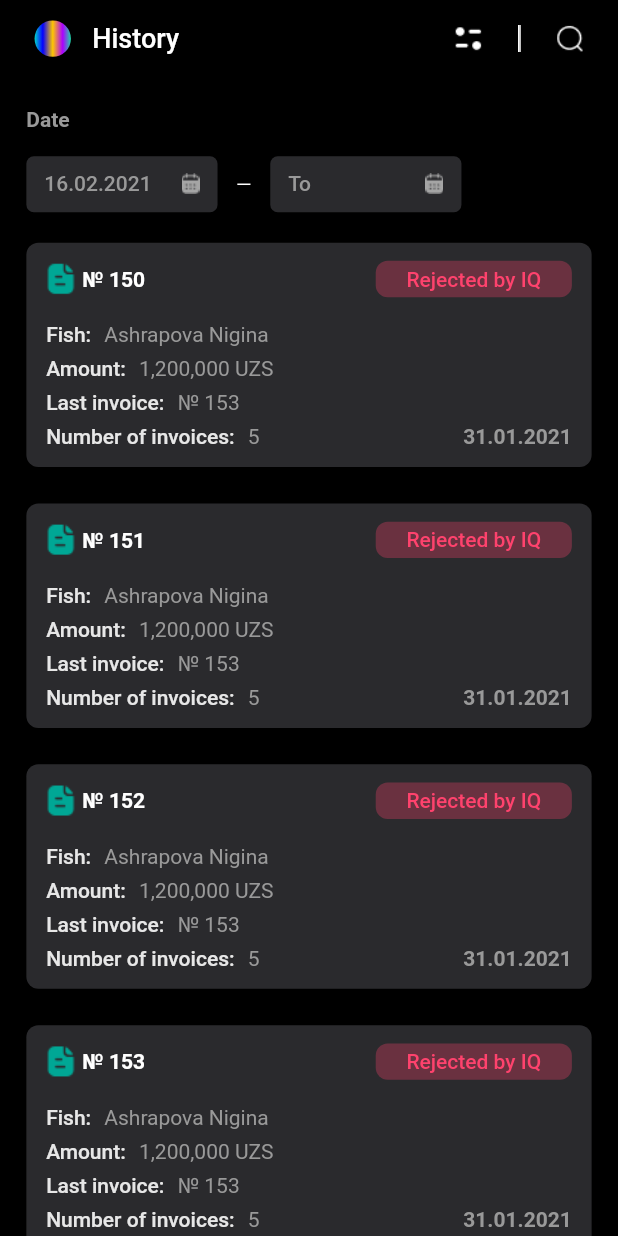
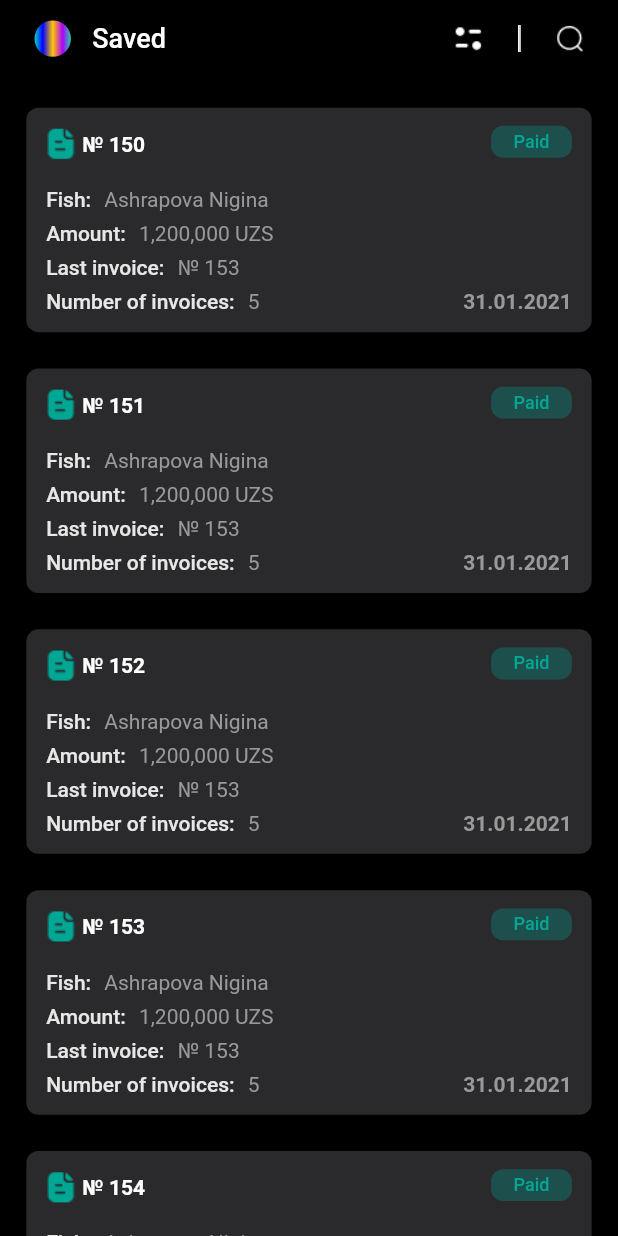
Before and after one commit to Yusuf-bek/IBilling, a Flutter app: the screen it shows after launch, on a phone screen of 412 x 824 dp. Run offline on Flutter 3.47's test engine with Material 2 defaults, Android fonts, the phone set to English and light mode, and no system bars; missing offline and left inert: calendar_agenda.

Commit message:
saved page is ready

```diff
--- a/lib/main.dart
+++ b/lib/main.dart
@@ -16,7 +16,7 @@ class IBilling extends StatelessWidget {
     return MaterialApp(
       debugShowCheckedModeBanner: false,
       theme: ThemeData.dark(),
-      initialRoute: "/history",
+      initialRoute: "/saved",
       onGenerateRoute: route.generateRoute,
     );
   }
--- a/lib/src/screens/history/history_page.dart
+++ b/lib/src/screens/history/history_page.dart
@@ -74,6 +74,7 @@ class HistoryPage extends StatelessWidget {
                       ),
                     ),
             ),
+
           ],
         ),
       ),
--- a/lib/src/screens/saved/saved_page.dart
+++ b/lib/src/screens/saved/saved_page.dart
@@ -1,10 +1,58 @@
 import 'package:flutter/material.dart';
+import 'package:ibilling/core/components/size_config/size_config.dart';
+import 'package:ibilling/core/widgets/contract_status_widget.dart';
+import 'package:ibilling/core/widgets/contract_widget.dart';
+import 'package:ibilling/core/widgets/general_app_bar.dart';
 
 class SavedPage extends StatelessWidget {
-  const SavedPage({Key? key}) : super(key: key);
+  bool hasDataSimulation = true;
+  SavedPage({Key? key}) : super(key: key);
 
   @override
   Widget build(BuildContext context) {
-    return Container();
+    SizeConfig().init(context);
+    return Scaffold(
+      backgroundColor: Colors.black,
+      body: SafeArea(
+        child: Column(
+          children: [
+            // App bar
+            GeneralAppBar(title: "Saved"),
+            // To divide like UI
+            SizedBox(
+              height: getHeight(8),
+            ),
+            // Body
+            Expanded(
+              child: hasDataSimulation
+                  ? Container(
+                      width: MediaQuery.of(context).size.width,
+                      color: Colors.black,
+                      child: ListView.builder(
+                        itemCount: 5,
+                        itemBuilder: (context, index) {
+                          return ContractWidget(
+                            index: index,
+                            fish: "Ashrapova Nigina",
+                            amount: "1,200,000 UZS",
+                            lastInvoice: 153,
+                            numberOfInvoices: 5,
+                            statusContainer:
+                                ContractStatusWidget.getWidget("paid"),
+                          );
+                        },
+                      ),
+                    )
+                  : Container(
+                      color: Colors.black,
+                      child: Center(
+                        child: Image.asset("assets/nosaved.png"),
+                      ),
+                    ),
+            ),
+          ],
+        ),
+      ),
+    );
   }
 }
```
Also changed, not shown: assets/nosaved.png (added).
